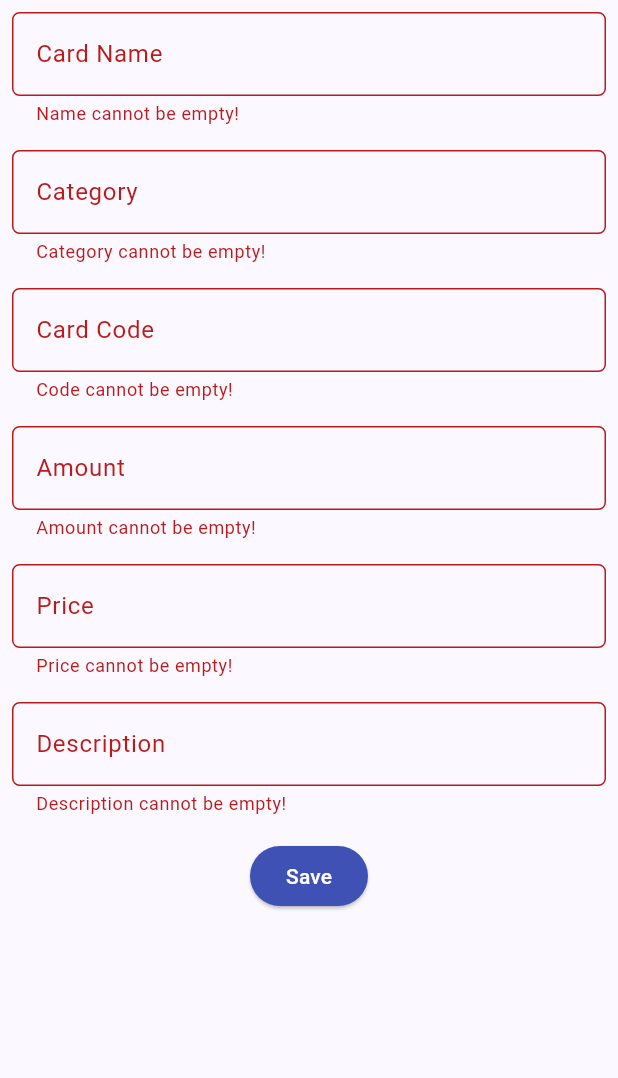
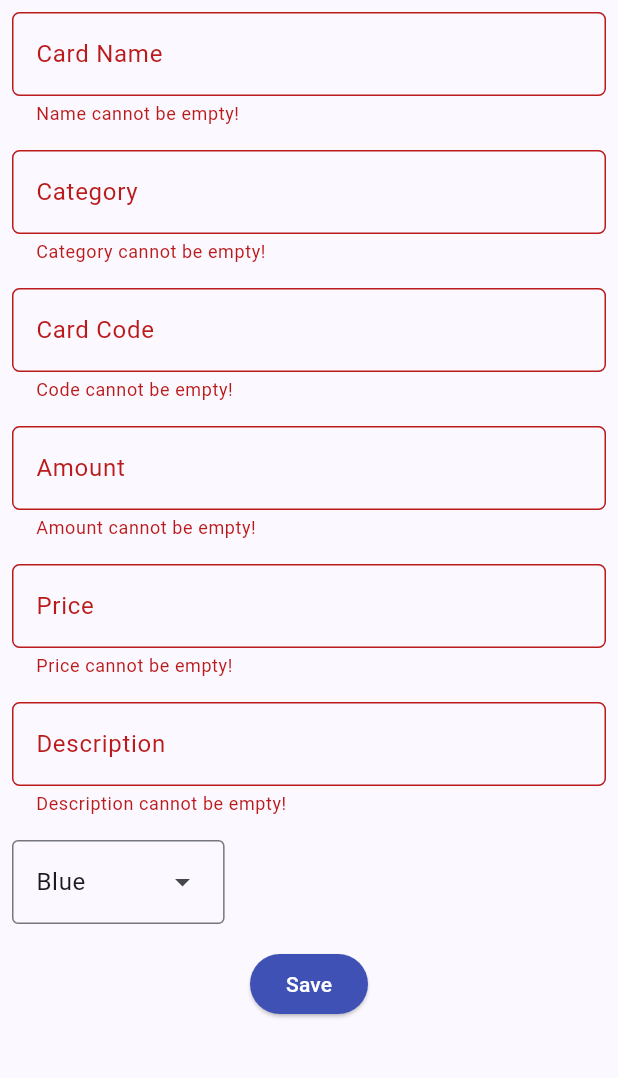
Before and after one commit to Sirered/mobile-assignment, a Flutter app: the ShopFormPage screen opened directly, after a tap on "Save", on a phone screen of 412 x 824 dp, the part 84-1162 px from its top. Run offline on Flutter 3.47's test engine with Material 2 defaults, Android fonts, the phone set to English and light mode, and no system bars; missing offline and left inert: pbp_django_auth; network calls fail.

Commit message:
Week 9 assignment

```diff
--- /dev/null
+++ b/lib/models/item.dart
@@ -0,0 +1,81 @@
+// To parse this JSON data, do
+//
+//     final item = itemFromJson(jsonString);
+
+import 'dart:convert';
+
+List<Item> itemFromJson(String str) => List<Item>.from(json.decode(str).map((x) => Item.fromJson(x)));
+
+String itemToJson(List<Item> data) => json.encode(List<dynamic>.from(data.map((x) => x.toJson())));
+
+class Item {
+    String model;
+    int pk;
+    Fields fields;
+
+    Item({
+        required this.model,
+        required this.pk,
+        required this.fields,
+    });
+
+    factory Item.fromJson(Map<String, dynamic> json) => Item(
+        model: json["model"],
+        pk: json["pk"],
+        fields: Fields.fromJson(json["fields"]),
+    );
+
+    Map<String, dynamic> toJson() => {
+        "model": model,
+        "pk": pk,
+        "fields": fields.toJson(),
+    };
+}
+
+class Fields {
+    int user;
+    String name;
+    String category;
+    String code;
+    int amount;
+    int price;
+    String description;
+    DateTime dateAdded;
+    String color;
+
+    Fields({
+        required this.user,
+        required this.name,
+        required this.category,
+        required this.code,
+        required this.amount,
+        required this.price,
+        required this.description,
+        required this.dateAdded,
+        required this.color,
+    });
+
+    factory Fields.fromJson(Map<String, dynamic> json) => Fields(
+        user: json["user"],
+        name: json["name"],
+        category: json["category"],
+        code: json["code"],
+        amount: json["amount"],
+        price: json["price"],
+        description: json["description"],
+        dateAdded: DateTime.parse(json["date_added"]),
+        color: json["color"],
+    );
+
+    Map<String, dynamic> toJson() => {
+        "user": user,
+        "name": name,
+        "category": category,
+        "code": code,
+        "amount": amount,
+        "price": price,
+        "description": description,
+        "date_added": "${dateAdded.year.toString().padLeft(4, '0')}-${dateAdded.month.toString().padLeft(2, '0')}-${dateAdded.day.toString().padLeft(2, '0')}",
+        "color": color,
+    };
+}
--- a/lib/screens/inventory_form.dart
+++ b/lib/screens/inventory_form.dart
@@ -1,7 +1,11 @@
+import 'dart:convert';
 import 'package:flutter/material.dart';
+import 'package:mobile_inventory/screens/menu.dart';
 import 'package:mobile_inventory/widgets/left_drawer.dart';
-import 'package:mobile_inventory/widgets/view_item.dart';
+import 'package:pbp_django_auth/pbp_django_auth.dart';
+import 'package:provider/provider.dart';
 
+const List<String> colorchoices = <String>['Blue', 'Red', 'Green', 'Yellow', 'Purple', 'Bkack', 'White'];
 class ShopFormPage extends StatefulWidget {
     const ShopFormPage({super.key});
 
@@ -17,8 +21,11 @@ class _ShopFormPageState extends State<ShopFormPage> {
   int _amount = 0;
   int _price = 0;
   String _description = "";
+  String _color = colorchoices.first;
   @override
   Widget build(BuildContext context) {
+    final request = context.watch<CookieRequest>();
+
     return Scaffold(
       appBar: AppBar(
         title: const Center(
@@ -180,6 +187,21 @@ class _ShopFormPageState extends State<ShopFormPage> {
                   },
                 ),
               ),
+              Padding(
+                padding: const EdgeInsets.all(8.0),
+                child: DropdownMenu<String>(
+                  initialSelection: colorchoices.first,
+                  onSelected: (String? value) {
+                    // This is called when the user selects an item.
+                    setState(() {
+                      _color = value!;
+                    });
+                  },
+                  dropdownMenuEntries: colorchoices.map<DropdownMenuEntry<String>>((String value) {
+                    return DropdownMenuEntry<String>(value: value, label: value);
+                  }).toList(),
+                )
+              ),
               Align(
                 alignment: Alignment.bottomCenter,
                 child: Padding(
@@ -189,48 +211,38 @@ class _ShopFormPageState extends State<ShopFormPage> {
                       backgroundColor:
                       MaterialStateProperty.all(Colors.indigo),
                     ),
-                    onPressed: () {
+                    onPressed: () async {
                       if (_formKey.currentState!.validate()) {
-                        CardItem.items.add(
-                          CardItem(
-                            name: _name,
-                            code: _code,
-                            category: _category,
-                            amount: _amount,
-                            price: _price,
-                            description: _description
-                            )
+                        // Send request to Django and wait for the response
+                        // TODO: Change the URL to your Django app's URL. Don't forget to add the trailing slash (/) if needed.
+                        final response = await request.postJson(
+                          "http://galih-ibrahim-tugas.pbp.cs.ui.ac.id/create-flutter/",
+                          jsonEncode(<String, String>{
+                            'name': _name,
+                            'price': _price.toString(),
+                            'description': _description,
+                            'category':_category,
+                            'code':_code,
+                            'amount':_amount.toString(),
+                            'color':_color
+                            // TODO: Adjust the fields with your Django model
+                          })
                         );
-                        showDialog(
-                          context: context,
-                          builder: (context) {
-                            return AlertDialog(
-                              title: const Text('Item successfully saved'),
-                              content: SingleChildScrollView(
-                                child: Column(
-                                  crossAxisAlignment: CrossAxisAlignment.start,
-                                  children: [
-                                    Text('Name: $_name'),
-                                    Text('Category: $_category'),
-                                    Text('Code: $_code'),
-                                    Text('Amount: $_amount'),
-                                    Text('Price: $_price'),
-                                    Text('Description: $_description'),
-                                  ],
-                                ),
-                              ),
-                              actions: [
-                                TextButton(
-                                  child: const Text('OK'),
-                                  onPressed: () {
-                                    Navigator.pop(context);
-                                  },
-                                ),
-                              ],
-                            );
-                          },
-                        );
-                        _formKey.currentState!.reset();
+                        if (response['status'] == 'success') {
+                          ScaffoldMessenger.of(context)
+                          .showSnackBar(const SnackBar(
+                            content: Text("New item has saved successfully!"),
+                          ));
+                          Navigator.pushReplacement(
+                            context,
+                            MaterialPageRoute(builder: (context) => MyHomePage()),
+                          );
+                        } else {
+                          ScaffoldMessenger.of(context)
+                          .showSnackBar(const SnackBar(
+                            content:Text("Something went wrong, please try again."),
+                          ));
+                        }
                       }
                     },
                     child: const Text(
--- a/lib/widgets/left_drawer.dart
+++ b/lib/widgets/left_drawer.dart
@@ -66,15 +66,13 @@ class LeftDrawer extends StatelessWidget {
             },
           ),
           ListTile(
-            leading: const Icon(Icons.checklist),
-            title: const Text('View Items'),
-            // redirect to MyHomePage
+            leading: const Icon(Icons.shopping_basket),
+            title: const Text('Item List'),
             onTap: () {
-              Navigator.pushReplacement(
+              // Route menu to item page
+              Navigator.push(
                 context,
-                MaterialPageRoute(
-                  builder: (context) => const ViewPage(),
-                )
+                MaterialPageRoute(builder: (context) => const ItemPage()),
               );
             },
           ),
--- a/lib/widgets/view_item.dart
+++ b/lib/widgets/view_item.dart
@@ -35,7 +35,7 @@ class ItemCard extends StatelessWidget {
       child: Card(
         color: Colors.lightBlueAccent,
         child: Padding(
-          padding: EdgeInsets.all(16.0),
+          padding: const EdgeInsets.all(16.0),
           child: ListView(
             children: [
               Text(
--- a/pubspec.yaml
+++ b/pubspec.yaml
@@ -35,6 +35,9 @@ dependencies:
   # The following adds the Cupertino Icons font to your application.
   # Use with the CupertinoIcons class for iOS style icons.
   cupertino_icons: ^1.0.2
+  provider: ^6.1.1
+  pbp_django_auth: ^0.4.0
+  http: ^1.1.0
 
 dev_dependencies:
   flutter_test:
```
Also changed, not shown: lib/main.dart (+11 -3 lines), lib/screens/login.dart (added, +124 -0 lines), lib/screens/registration.dart (added, +110 -0 lines), lib/screens/view_screen.dart (+77 -38 lines), lib/widgets/shop_card.dart (+28 -6 lines), pubspec.lock, 2 other files.
